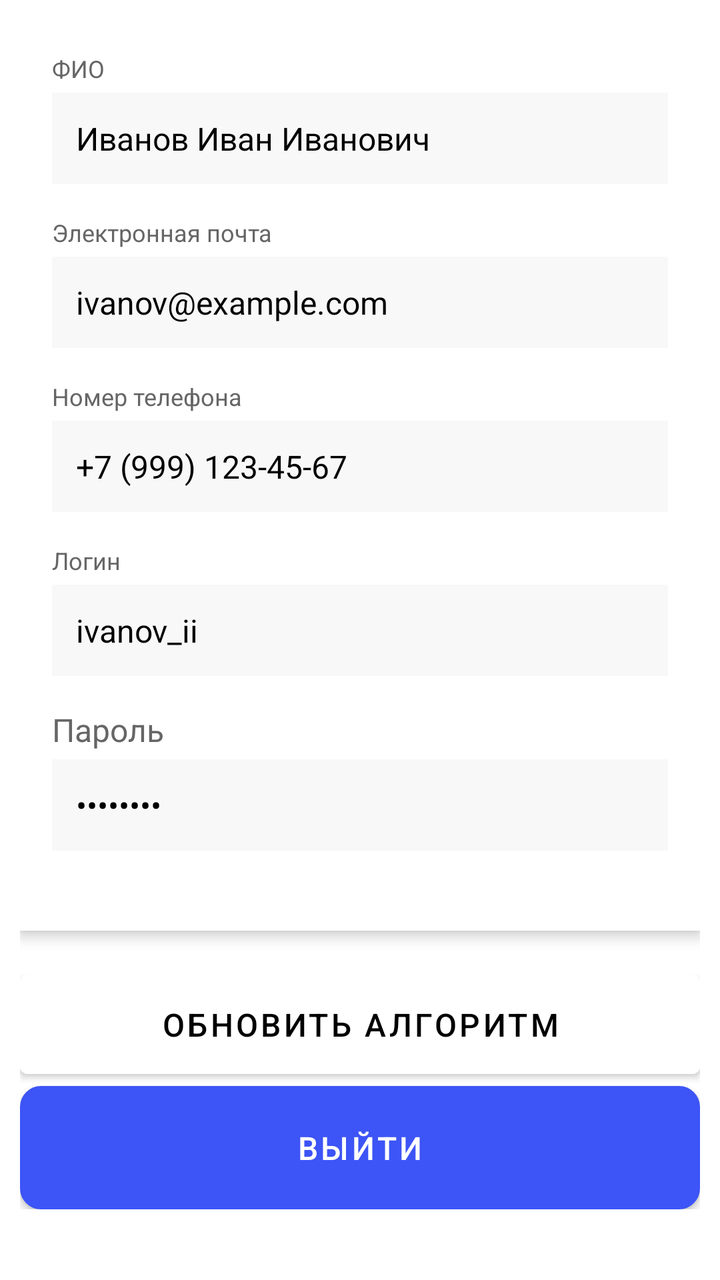
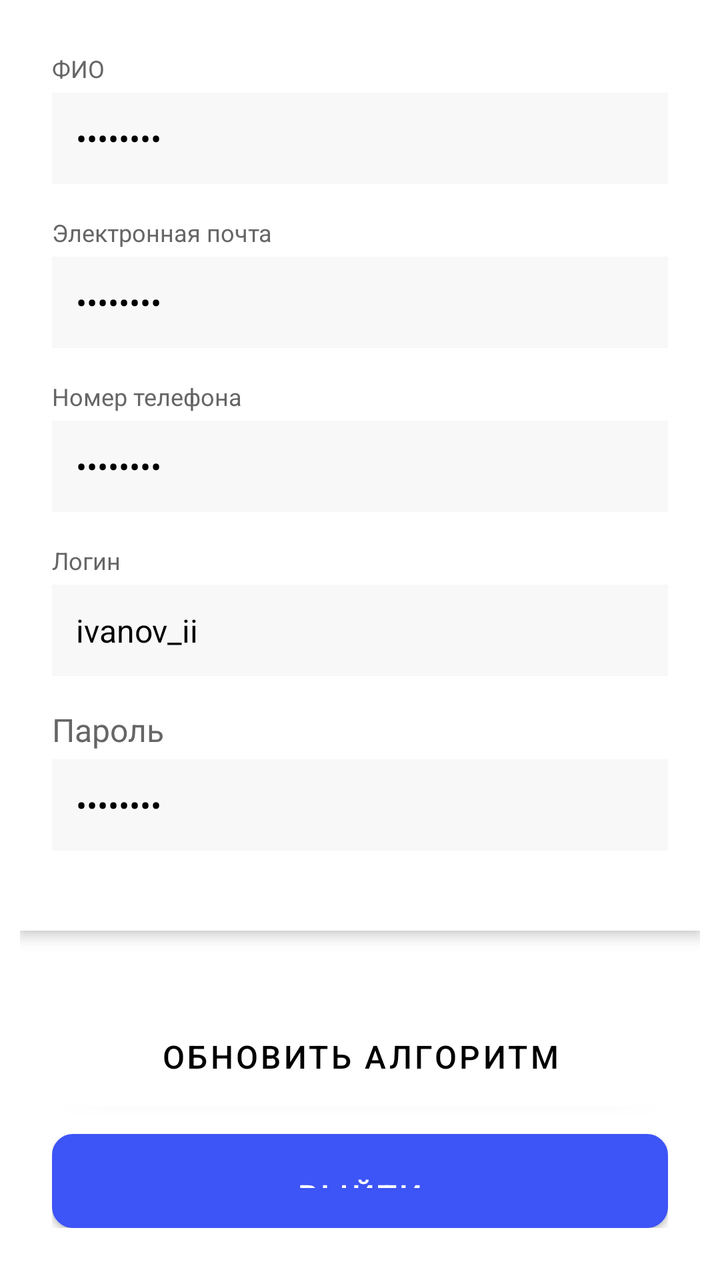

Two renders of the same Android screen: before a commit and after it. Below are the layout's source before the change and the commit's diff.
<!-- AndroidManifest.xml: application theme Theme.Pancreatitis -->
<!-- res/layout/fragment_profile.xml -->
<?xml version="1.0" encoding="utf-8"?>
<FrameLayout
    xmlns:android="http://schemas.android.com/apk/res/android"
    xmlns:tools="http://schemas.android.com/tools"
    android:layout_width="match_parent"
    android:layout_height="match_parent">

    <LinearLayout
        android:layout_width="match_parent"
        android:layout_height="wrap_content"
        android:orientation="vertical"
        android:padding="10dp" >

        
        <LinearLayout
            android:layout_width="match_parent"
            android:layout_height="wrap_content"
            android:orientation="vertical"
            android:background="#FFFFFF"
            android:padding="16dp"
            android:layout_marginBottom="16dp"
            android:elevation="4dp">

            
            <TextView
                android:layout_width="match_parent"
                android:layout_height="wrap_content"
                android:text="ФИО"
                android:textSize="12sp"
                android:textColor="#666666"
                android:layout_marginBottom="4dp" />

            <EditText
                android:id="@+id/fioValue"
                android:layout_width="match_parent"
                android:layout_height="wrap_content"
                android:text="Иванов Иван Иванович"
                android:enabled="false"
                android:textSize="16sp"
                android:textColor="#000000"
                android:padding="12dp"
                android:background="#F8F8F8"
                android:layout_marginBottom="16dp" />

            
            <TextView
                android:layout_width="match_parent"
                android:layout_height="wrap_content"
                android:text="Электронная почта"
                android:textSize="12sp"
                android:textColor="#666666"
                android:layout_marginBottom="4dp" />

            <EditText
                android:id="@+id/emailValue"
                android:layout_width="match_parent"
                android:layout_height="wrap_content"
                android:text="ivanov@example.com"
                android:enabled="false"
                android:textSize="16sp"
                android:textColor="#000000"
                android:padding="12dp"
                android:background="#F8F8F8"
                android:layout_marginBottom="16dp" />

            
            <TextView
                android:layout_width="match_parent"
                android:layout_height="wrap_content"
                android:text="Номер телефона"
                android:textSize="12sp"
                android:textColor="#666666"
                android:layout_marginBottom="4dp" />

            <EditText
                android:id="@+id/phoneValue"
                android:layout_width="match_parent"
                android:layout_height="wrap_content"
                android:text="+7 (999) 123-45-67"
                android:enabled="false"
                android:textSize="16sp"
                android:textColor="#000000"
                android:padding="12dp"
                android:background="#F8F8F8"
                android:layout_marginBottom="16dp" />

            
            <TextView
                android:layout_width="match_parent"
                android:layout_height="wrap_content"
                android:text="Логин"
                android:textSize="12sp"
                android:textColor="#666666"
                android:layout_marginBottom="4dp" />

            <EditText
                android:id="@+id/loginValue"
                android:layout_width="match_parent"
                android:layout_height="wrap_content"
                android:text="ivanov_ii"
                android:enabled="false"
                android:textSize="16sp"
                android:textColor="#000000"
                android:padding="12dp"
                android:background="#F8F8F8"
                android:layout_marginBottom="16dp" />

            
            <TextView
                android:layout_width="match_parent"
                android:layout_height="wrap_content"
                android:text="Пароль"
                android:textSize="16sp"
                android:textColor="#666666"
                android:layout_marginBottom="4dp" />

            <EditText
                android:id="@+id/passwordValue"
                android:layout_width="match_parent"
                android:layout_height="wrap_content"
                android:text="••••••••"
                android:enabled="false"
                android:textSize="16sp"
                android:textColor="#000000"
                android:padding="12dp"
                android:background="#F8F8F8"
                android:layout_marginBottom="24dp" />

        </LinearLayout>

        
        <Button
            android:id="@+id/btn_update_training_data"
            android:layout_width="match_parent"
            android:layout_height="wrap_content"
            android:text="Обновить алгоритм"
            android:textSize="16sp"
            android:padding="14dp"
            android:backgroundTint="@color/white"
            android:textColor="@color/black" />

        <Button
            android:id="@+id/btn_logout"
            android:layout_width="match_parent"
            android:layout_height="wrap_content"
            android:background="@drawable/rounded_background"
            android:padding="14dp"
            android:text="Выйти"
            android:textColor="#FFFFFF"
            android:textSize="16sp" />
    </LinearLayout>

    <include
        android:id="@+id/loading_overlay"
        layout="@layout/loading_overlay"
        />
</FrameLayout>
<!-- res/layout/loading_overlay.xml (included above) -->
<?xml version="1.0" encoding="utf-8"?>
<FrameLayout
    xmlns:android="http://schemas.android.com/apk/res/android"
    android:visibility="gone"
    android:layout_width="match_parent"
    android:layout_height="match_parent"
    android:background="@color/white"
    android:clickable="true"
    android:focusable="true">

    <ProgressBar
        android:layout_gravity="center"
        android:indeterminate="true"
        android:layout_width="64dp"
        android:layout_height="64dp"/>

    <TextView
        android:layout_gravity="center"
        android:layout_width="wrap_content"
        android:layout_height="wrap_content"
        android:layout_marginTop="64dp"
        android:textColor="@color/black"
        android:textSize="20dp"
        android:text="Работаем..." />
</FrameLayout>
<!-- resources referenced by this layout -->
<resources>
  <color name="black">#FF000000</color>
  <color name="white">#FFFFFFFF</color>
  <!-- drawable rounded_background (drawable) -->
  <?xml version="1.0" encoding="utf-8"?>
  <shape xmlns:android="http://schemas.android.com/apk/res/android"
      android:shape="rectangle">
      <corners android:radius="10dp"/>  
      <solid android:color="@android:color/white"/> 
      <padding
          android:left="2dp"
          android:right="2dp"
          android:top="2dp"
          android:bottom="2dp"/>
  
      <stroke
          android:width="1dp"
          android:color="@color/colorCircle"/> 
  </shape>
  <style name="Theme.Pancreatitis" parent="Theme.MaterialComponents.DayNight.DarkActionBar">
          
          <item name="colorPrimary">@color/colorActive</item>
          <item name="colorPrimaryVariant">@color/colorActive</item>
          <item name="colorOnPrimary">@color/white</item>
          
          <item name="colorSecondary">@color/teal_200</item>
          <item name="colorSecondaryVariant">@color/teal_700</item>
          <item name="colorOnSecondary">@color/black</item>
          
          <item name="android:statusBarColor">?attr/colorPrimaryVariant</item>
          
      </style>
  <color name="colorCircle">#C5DDFD</color>
  <color name="colorActive">#3D54F6</color>
  <color name="teal_200">#FF03DAC5</color>
  <color name="teal_700">#FF018786</color>
</resources>

<!-- the commit's change to res/layout/fragment_profile.xml (unified diff, before → after) -->
@@ -7,7 +7,7 @@
 
     <LinearLayout
         android:layout_width="match_parent"
-        android:layout_height="wrap_content"
+        android:layout_height="match_parent"
         android:orientation="vertical"
         android:padding="10dp" >
 
@@ -34,7 +34,7 @@
                 android:id="@+id/fioValue"
                 android:layout_width="match_parent"
                 android:layout_height="wrap_content"
-                android:text="Иванов Иван Иванович"
+                android:text="••••••••"
                 android:enabled="false"
                 android:textSize="16sp"
                 android:textColor="#000000"
@@ -55,7 +55,7 @@
                 android:id="@+id/emailValue"
                 android:layout_width="match_parent"
                 android:layout_height="wrap_content"
-                android:text="ivanov@example.com"
+                android:text="••••••••"
                 android:enabled="false"
                 android:textSize="16sp"
                 android:textColor="#000000"
@@ -76,7 +76,7 @@
                 android:id="@+id/phoneValue"
                 android:layout_width="match_parent"
                 android:layout_height="wrap_content"
-                android:text="+7 (999) 123-45-67"
+                android:text="••••••••"
                 android:enabled="false"
                 android:textSize="16sp"
                 android:textColor="#000000"
@@ -128,26 +128,36 @@
 
         </LinearLayout>
 
-        
-        <Button
-            android:id="@+id/btn_update_training_data"
+        <LinearLayout
             android:layout_width="match_parent"
-            android:layout_height="wrap_content"
-            android:text="Обновить алгоритм"
-            android:textSize="16sp"
-            android:padding="14dp"
-            android:backgroundTint="@color/white"
-            android:textColor="@color/black" />
+            android:layout_height="match_parent"
+            android:orientation="vertical"
+            android:gravity="bottom"
+            android:padding="16dp">
 
-        <Button
-            android:id="@+id/btn_logout"
-            android:layout_width="match_parent"
-            android:layout_height="wrap_content"
-            android:background="@drawable/rounded_background"
-            android:padding="14dp"
-            android:text="Выйти"
-            android:textColor="#FFFFFF"
-            android:textSize="16sp" />
+            <Button
+                android:id="@+id/btn_update_training_data"
+                android:layout_width="match_parent"
+                android:layout_height="wrap_content"
+                android:text="Обновить алгоритм"
+                android:textSize="16sp"
+                android:padding="14dp"
+                android:backgroundTint="@color/white"
+                android:textColor="@color/black" />
+
+            <Button
+                android:id="@+id/btn_logout"
+                android:layout_width="match_parent"
+                android:layout_height="wrap_content"
+                android:background="@drawable/rounded_background"
+                android:padding="14dp"
+                android:text="Выйти"
+                android:textColor="#FFFFFF"
+                android:textSize="16sp"
+                android:layout_marginTop="8dp" />
+
+        </LinearLayout>
+
     </LinearLayout>
 
     <include
